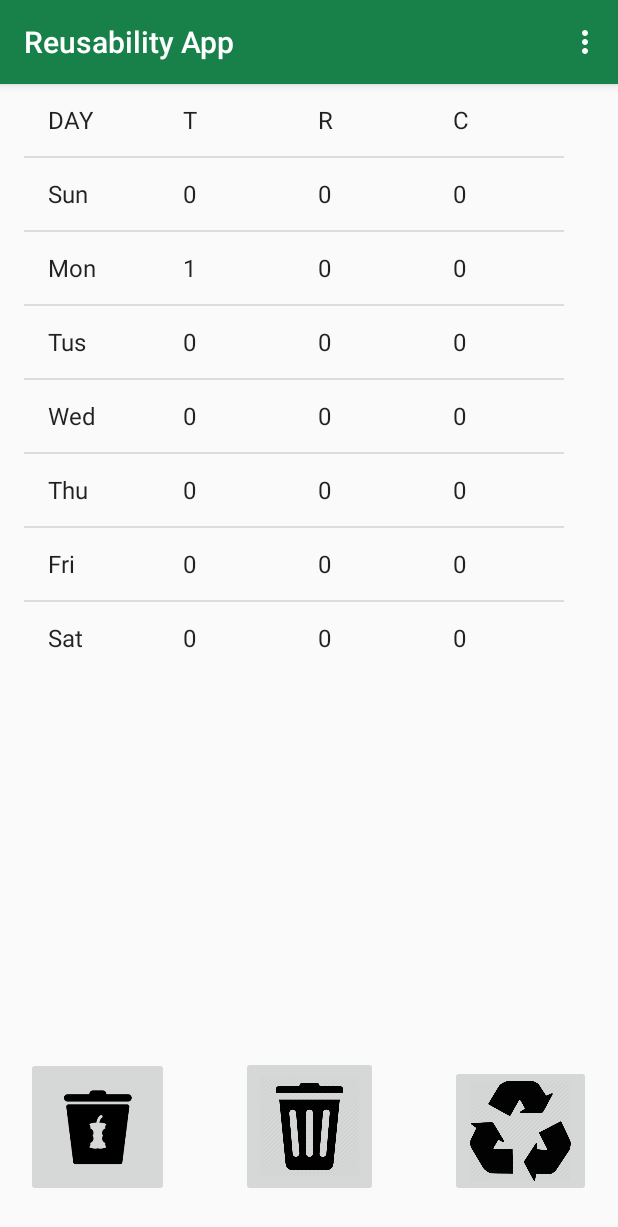
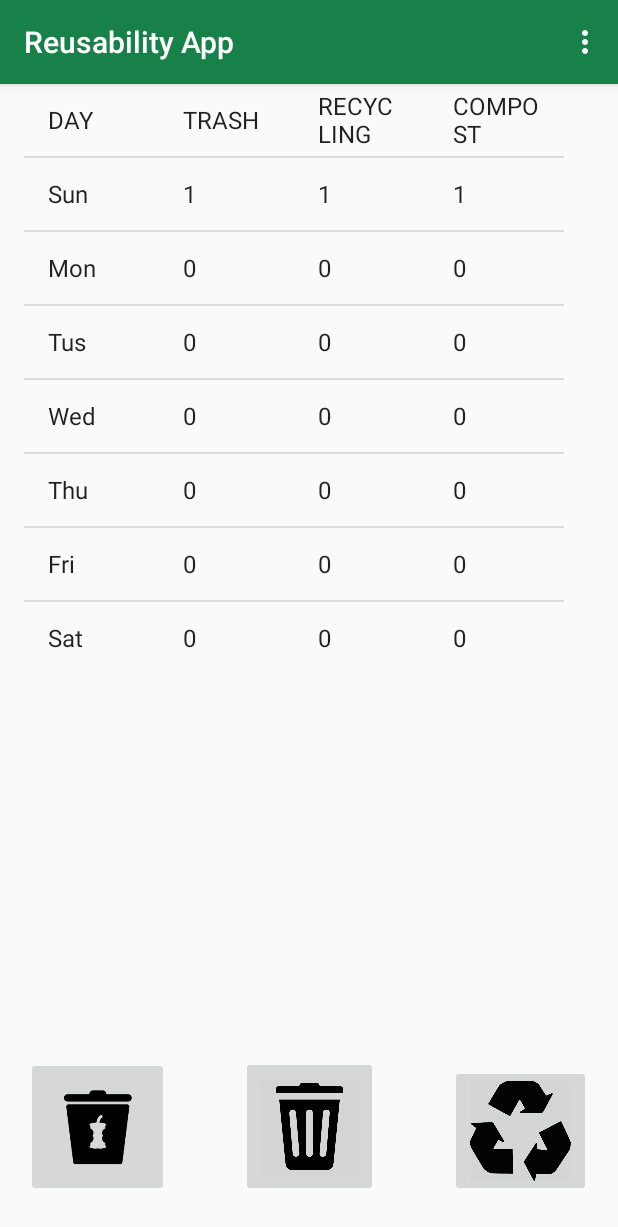
Before and after one commit to maximzakirov/ReusabilityApp2, an Android app: the screen it shows after launch (MainActivity), after a tap on an icon or button, on a phone screen of 412 x 824 dp. Shown: the top 1227 px of the screen. Run offline under Robolectric (Android 15) with nearby library versions, the phone set to English and light mode, and no system bars; 2 other taps on this screen came first.

```diff
--- a/app/src/main/java/com/example/anna/reusabilityapp/MainActivity.java
+++ b/app/src/main/java/com/example/anna/reusabilityapp/MainActivity.java
@@ -80,12 +80,34 @@ public class MainActivity extends AppCompatActivity{
     public void addToWaste(View v){
         if (v.getId() == R.id.trashButton){
             Calendar cal = Calendar.getInstance();
-            int dayOfWeek = cal.get(Calendar.DAY_OF_WEEK);
+            int dayOfWeek = cal.get(Calendar.DAY_OF_WEEK)-1;
                 /*DateFormat dateFormat = new SimpleDateFormat("yyyy/MM/dd");
                 Date today = new Date();
                 String id = dateFormat.format(today);*/
 
             thisWeeksWaste.getWeeklyWaste().get(dayOfWeek).addTrash();
+
+            update();
+        }
+        if (v.getId() == R.id.recyclingButton){
+            Calendar cal = Calendar.getInstance();
+            int dayOfWeek = cal.get(Calendar.DAY_OF_WEEK)-1;
+                /*DateFormat dateFormat = new SimpleDateFormat("yyyy/MM/dd");
+                Date today = new Date();
+                String id = dateFormat.format(today);*/
+
+            thisWeeksWaste.getWeeklyWaste().get(dayOfWeek).addRecycling();
+
+            update();
+        }
+        if (v.getId() == R.id.compostButton){
+            Calendar cal = Calendar.getInstance();
+            int dayOfWeek = cal.get(Calendar.DAY_OF_WEEK)-1;
+                /*DateFormat dateFormat = new SimpleDateFormat("yyyy/MM/dd");
+                Date today = new Date();
+                String id = dateFormat.format(today);*/
+
+            thisWeeksWaste.getWeeklyWaste().get(dayOfWeek).addCompost();
 
             update();
         }
--- a/app/src/main/java/com/example/anna/reusabilityapp/WeeklyWaste.java
+++ b/app/src/main/java/com/example/anna/reusabilityapp/WeeklyWaste.java
@@ -53,7 +53,7 @@ public class WeeklyWaste {
 
     public ArrayList<String> listOfTrash(){
         ArrayList<String> trash = new ArrayList<String>();
-        trash.add("T");
+        trash.add("TRASH");
         for (DailyWaste dailyWaste: weeklyWaste){
             trash.add(""+dailyWaste.getTrash());
         }
@@ -61,7 +61,7 @@ public class WeeklyWaste {
     }
     public ArrayList<String> listOfRecycling(){
         ArrayList<String> recycling = new ArrayList<String>();
-        recycling.add("R");
+        recycling.add("RECYCLING");
         for (DailyWaste dailyWaste: weeklyWaste){
             recycling.add(""+dailyWaste.getRecycling());
         }
@@ -69,7 +69,7 @@ public class WeeklyWaste {
     }
     public ArrayList<String> listOfCompost(){
         ArrayList<String> compost = new ArrayList<String>();
-        compost.add("C");
+        compost.add("COMPOST");
         for (DailyWaste dailyWaste: weeklyWaste){
             compost.add(""+ dailyWaste.getCompost());
         }
--- a/app/src/main/res/layout/content_main.xml
+++ b/app/src/main/res/layout/content_main.xml
@@ -20,51 +20,56 @@
             android:id="@+id/dayListView"
             android:layout_width="90dp"
             android:layout_height="390dp"
+            android:scrollbars="none"
             app:layout_constraintBottom_toBottomOf="parent"
             app:layout_constraintEnd_toEndOf="parent"
             app:layout_constraintHorizontal_bias="0.0"
             app:layout_constraintStart_toStartOf="parent"
             app:layout_constraintTop_toTopOf="parent"
             app:layout_constraintVertical_bias="0.023" />
+
         <ListView
             android:id="@+id/trashListView"
             android:layout_width="90dp"
             android:layout_height="390dp"
+            android:scrollbars="none"
             app:layout_constraintBottom_toBottomOf="parent"
             app:layout_constraintEnd_toEndOf="parent"
             app:layout_constraintHorizontal_bias="0.0"
             app:layout_constraintStart_toStartOf="parent"
             app:layout_constraintTop_toTopOf="parent"
-            app:layout_constraintVertical_bias="0.023"
-            />
+            app:layout_constraintVertical_bias="0.023" />
+
         <ListView
             android:id="@+id/recyclingListView"
             android:layout_width="90dp"
             android:layout_height="390dp"
+            android:scrollbars="none"
             app:layout_constraintBottom_toBottomOf="parent"
             app:layout_constraintEnd_toEndOf="parent"
             app:layout_constraintHorizontal_bias="0.0"
             app:layout_constraintStart_toStartOf="parent"
             app:layout_constraintTop_toTopOf="parent"
-            app:layout_constraintVertical_bias="0.023"
-            />
+            app:layout_constraintVertical_bias="0.023" />
+
         <ListView
             android:id="@+id/compostListView"
             android:layout_width="90dp"
             android:layout_height="390dp"
+            android:scrollbars="none"
             app:layout_constraintBottom_toBottomOf="parent"
             app:layout_constraintEnd_toEndOf="parent"
             app:layout_constraintHorizontal_bias="0.0"
             app:layout_constraintStart_toStartOf="parent"
             app:layout_constraintTop_toTopOf="parent"
-            app:layout_constraintVertical_bias="0.023"
-            />
+            app:layout_constraintVertical_bias="0.023" />
     </LinearLayout>
 
     <ImageButton
         android:id="@+id/compostButton"
         android:layout_width="95dp"
         android:layout_height="93dp"
+        android:onClick="addToWaste"
         app:layout_constraintBottom_toBottomOf="parent"
         app:layout_constraintEnd_toEndOf="parent"
         app:layout_constraintHorizontal_bias="0.055"
@@ -78,6 +83,7 @@
         android:layout_width="94dp"
         android:layout_height="88dp"
         android:scaleType="fitCenter"
+        android:onClick="addToWaste"
         app:layout_constraintBottom_toBottomOf="parent"
         app:layout_constraintEnd_toEndOf="parent"
         app:layout_constraintHorizontal_bias="0.944"
--- a/app/src/main/res/menu/menu_main.xml
+++ b/app/src/main/res/menu/menu_main.xml
@@ -3,6 +3,10 @@
     xmlns:tools="http://schemas.android.com/tools"
     tools:context="com.example.anna.reusabilityapp.MainActivity">
     <item
+        android:id="@+id/action_content"
+        android:orderInCategory="100"
+        android:title="Garbage" />
+    <item
         android:id="@+id/action_settings"
         android:orderInCategory="100"
         android:title="@string/action_settings" />
```
